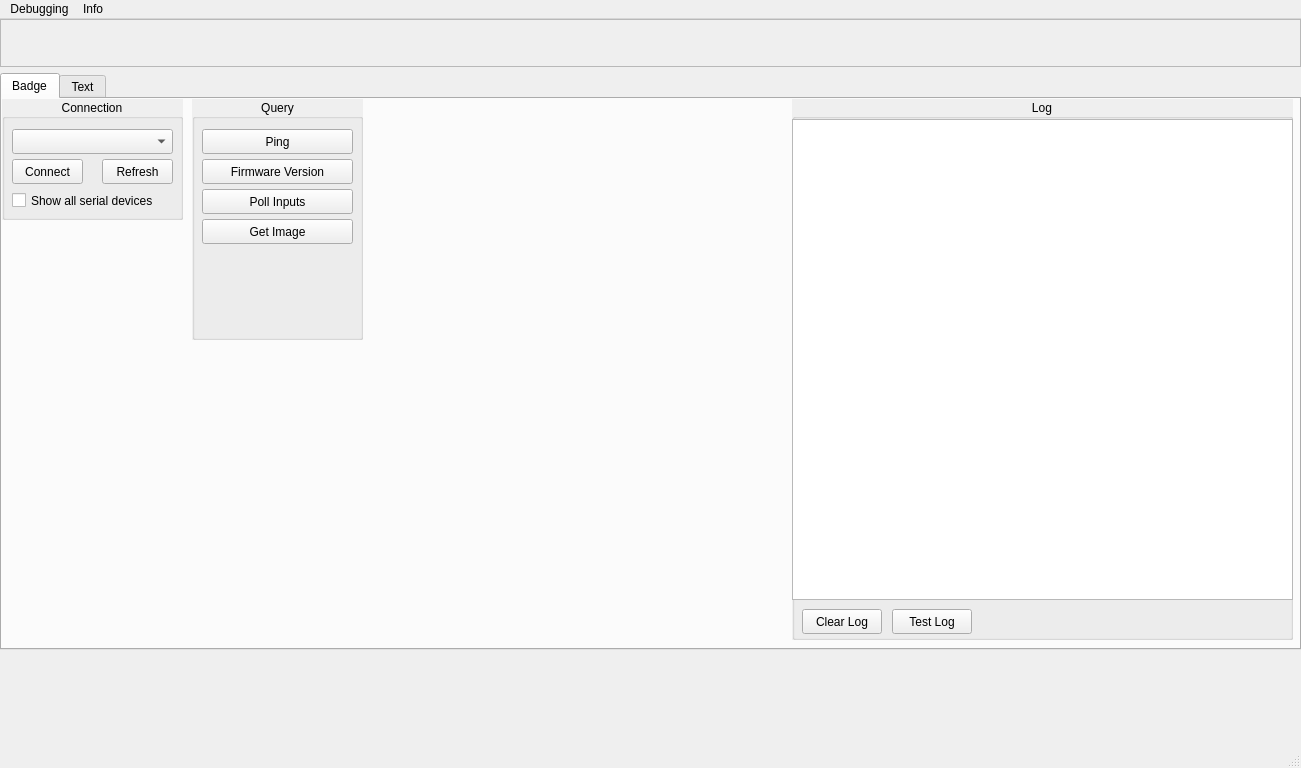
This is LedBadgeQt/mainwindow.ui in J0w03L/LedBadge as Qt 5 draws it before an edit. The edited form follows.
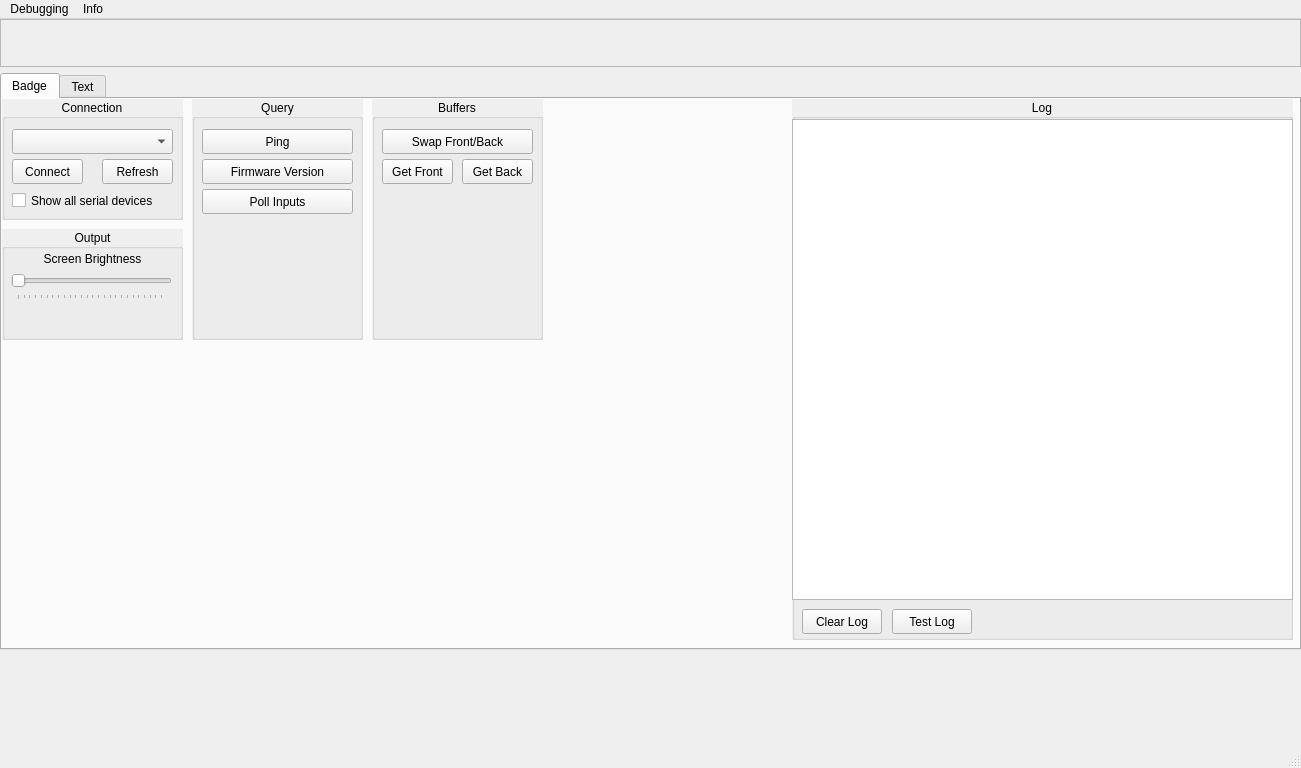
This is the edited form.

Commit message: Added Swap, added SetBrightness, GetImage for both back/front buffers.

```diff
--- a/LedBadgeQt/mainwindow.ui
+++ b/LedBadgeQt/mainwindow.ui
@@ -333,17 +333,116 @@
            <string>Poll Inputs</string>
           </property>
          </widget>
-         <widget class="QPushButton" name="queryGetImageButton">
+        </widget>
+        <widget class="QGroupBox" name="outputGroupBox">
+         <property name="geometry">
+          <rect>
+           <x>0</x>
+           <y>130</y>
+           <width>181</width>
+           <height>111</height>
+          </rect>
+         </property>
+         <property name="autoFillBackground">
+          <bool>true</bool>
+         </property>
+         <property name="title">
+          <string>Output</string>
+         </property>
+         <property name="alignment">
+          <set>Qt::AlignCenter</set>
+         </property>
+         <widget class="QLabel" name="label">
+          <property name="geometry">
+           <rect>
+            <x>0</x>
+            <y>20</y>
+            <width>181</width>
+            <height>20</height>
+           </rect>
+          </property>
+          <property name="text">
+           <string>Screen Brightness</string>
+          </property>
+          <property name="alignment">
+           <set>Qt::AlignCenter</set>
+          </property>
+         </widget>
+         <widget class="QSlider" name="horizontalSlider">
+          <property name="geometry">
+           <rect>
+            <x>9</x>
+            <y>40</y>
+            <width>161</width>
+            <height>31</height>
+           </rect>
+          </property>
+          <property name="maximum">
+           <number>255</number>
+          </property>
+          <property name="orientation">
+           <enum>Qt::Horizontal</enum>
+          </property>
+          <property name="tickPosition">
+           <enum>QSlider::TicksBelow</enum>
+          </property>
+         </widget>
+        </widget>
+        <widget class="QGroupBox" name="bufferGroupBox">
+         <property name="geometry">
+          <rect>
+           <x>370</x>
+           <y>0</y>
+           <width>171</width>
+           <height>241</height>
+          </rect>
+         </property>
+         <property name="autoFillBackground">
+          <bool>true</bool>
+         </property>
+         <property name="title">
+          <string>Buffers</string>
+         </property>
+         <property name="alignment">
+          <set>Qt::AlignCenter</set>
+         </property>
+         <widget class="QPushButton" name="bufferSwapButton">
           <property name="geometry">
            <rect>
             <x>10</x>
-            <y>120</y>
+            <y>30</y>
             <width>151</width>
             <height>25</height>
            </rect>
           </property>
           <property name="text">
-           <string>Get Image</string>
+           <string>Swap Front/Back</string>
+          </property>
+         </widget>
+         <widget class="QPushButton" name="bufferGetFrontButton">
+          <property name="geometry">
+           <rect>
+            <x>10</x>
+            <y>60</y>
+            <width>71</width>
+            <height>25</height>
+           </rect>
+          </property>
+          <property name="text">
+           <string>Get Front</string>
+          </property>
+         </widget>
+         <widget class="QPushButton" name="bufferGetBackButton">
+          <property name="geometry">
+           <rect>
+            <x>90</x>
+            <y>60</y>
+            <width>71</width>
+            <height>25</height>
+           </rect>
+          </property>
+          <property name="text">
+           <string>Get Back</string>
           </property>
          </widget>
         </widget>
```
The commit also changes 5 other files.
